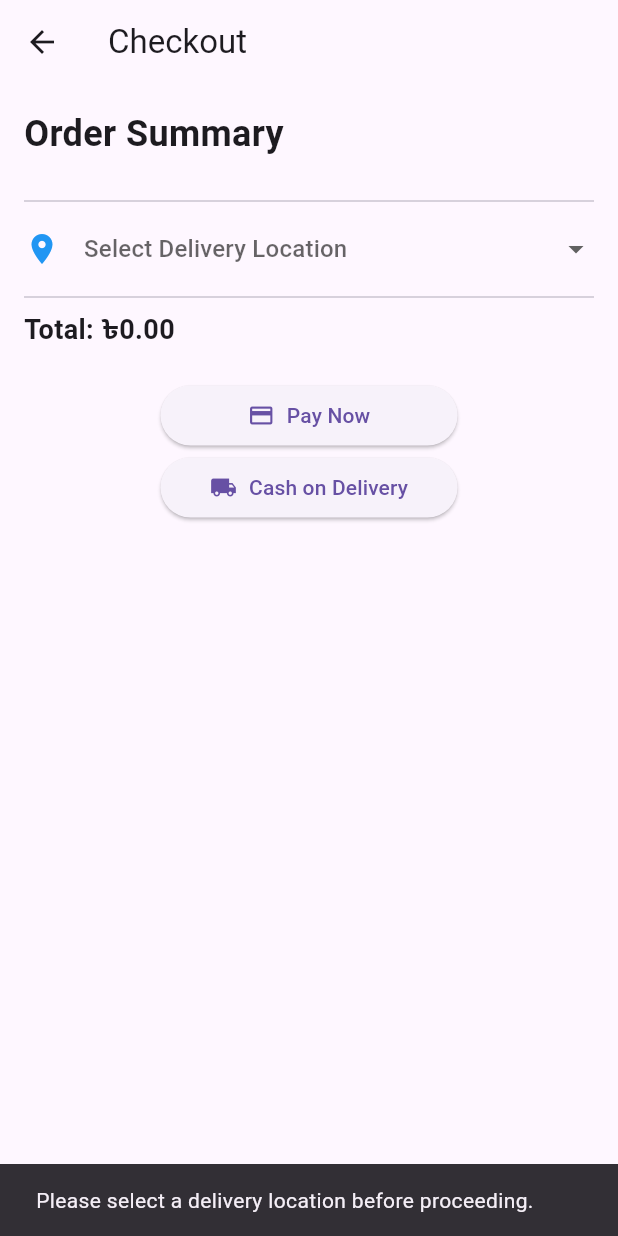
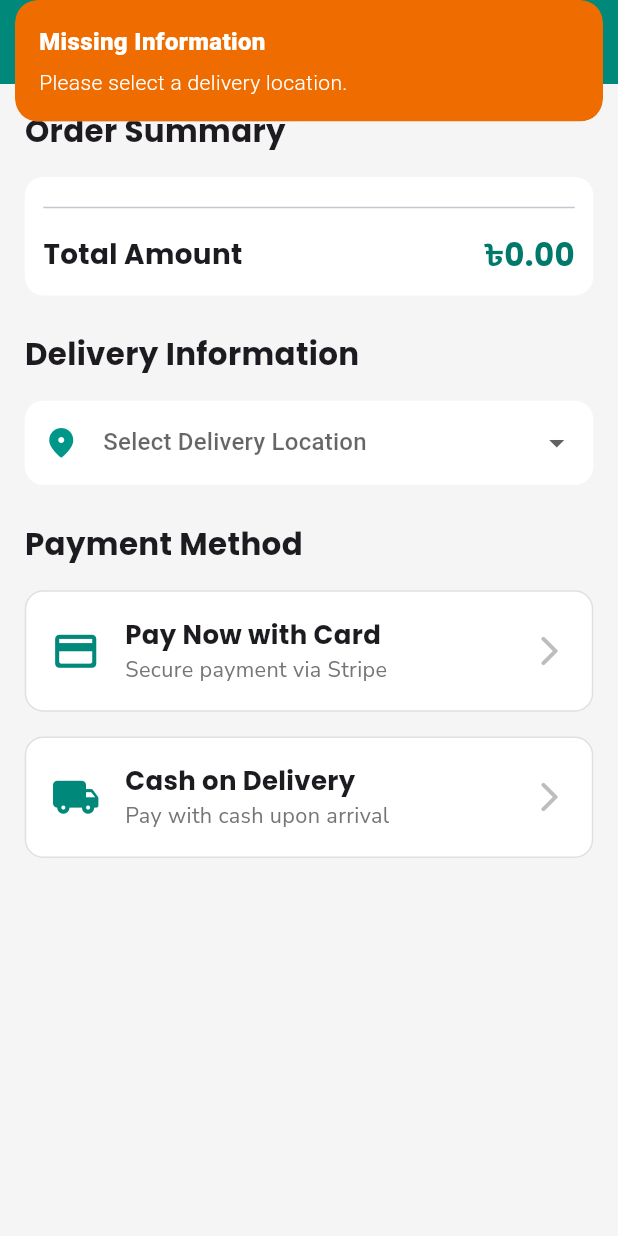
Before and after one commit to Sazidul0/IIUC_Bazaar, a Flutter app: the CheckoutPage screen opened directly with empty values, after a tap on "Cash on Delivery", on a phone screen of 412 x 824 dp. Run offline on Flutter 3.47's test engine with Material 3 defaults, Android fonts, the phone set to English and light mode, and no system bars; our stand-ins replace carousel_slider, cloud_firestore, dio, email_validator, firebase_auth, firebase_core and 9 more; missing offline and left inert: flutter_stripe; accounts and stored records are empty; network calls fail.

Commit message:
Checkout UI updated

```diff
--- a/lib/Pages/Buyer/CheckoutPage.dart
+++ b/lib/Pages/Buyer/CheckoutPage.dart
@@ -1,4 +1,7 @@
+import 'dart:convert';
 import 'package:flutter/material.dart';
+import 'package:get/get.dart';
+import 'package:google_fonts/google_fonts.dart';
 import 'package:firebase_auth/firebase_auth.dart';
 import 'package:iiuc_bazaar/MVVM/Models/orderModel.dart';
 import 'package:iiuc_bazaar/MVVM/Models/cardModel.dart';
@@ -25,6 +28,7 @@ class CheckoutPage extends StatefulWidget {
 }
 
 class _CheckoutPageState extends State<CheckoutPage> {
+  // --- All your original state and logic is preserved ---
   final OrderViewModel _orderViewModel = OrderViewModel();
   final ProductViewModel _productViewModel = ProductViewModel();
   final CartViewModel _cartViewModel = CartViewModel();
@@ -35,123 +39,77 @@ class _CheckoutPageState extends State<CheckoutPage> {
   String? _selectedLocation;
   final List<String> _locations = ['FAZ', 'C Building', 'CX Building', 'CXB Building'];
 
+  // --- All your logic methods are preserved with minor GetX integration for snackbars ---
   Future<void> _initiatePayment() async {
-    if (_auth.currentUser == null || _selectedLocation == null) {
-      ScaffoldMessenger.of(context).showSnackBar(
-        const SnackBar(content: Text("Please select a delivery location before proceeding.")),
-      );
+    if (_validateLocation() == false) return;
+    setState(() => _isProcessing = true);
+    try {
+      bool paymentSuccess = await StripeService.instance.makePayment(widget.totalPrice);
+      if (!paymentSuccess) {
+        Get.snackbar("Payment Failed", "Payment was canceled or failed.");
         return;
       }
-
-    setState(() {
-      _isProcessing = true;
-    });
-
-    try {
-      bool paymentSuccess = await StripeService.instance.makePayment(widget.totalPrice);
-
-      if (!paymentSuccess) {
-        ScaffoldMessenger.of(context).showSnackBar(
-          const SnackBar(content: Text("Payment canceled or failed.")),
-        );
-        return; // 🛑 Stop here — don’t create an order
-      }
-
       await _handleOrderCreation("Payment Successful");
-
       await _notificationViewModel.addNotification(
         userId: _auth.currentUser!.uid,
         title: "Payment Successful",
         message: "Your payment of \৳${widget.totalPrice.toStringAsFixed(2)} was successful.\nDelivery Location: $_selectedLocation",
       );
-
-      ScaffoldMessenger.of(context).showSnackBar(
-        const SnackBar(content: Text("Payment Successful")),
-      );
-
-      Navigator.pushReplacement(
-        context,
-        MaterialPageRoute(builder: (context) => MyBottomNavBar(initialIndex: 0)),
-      );
+      Get.snackbar("Success", "Payment was successful!");
+      Get.offAll(() => MyBottomNavBar(initialIndex: 0));
     } catch (e) {
-      ScaffoldMessenger.of(context).showSnackBar(
-        SnackBar(content: Text("Error processing payment: $e")),
-      );
+      Get.snackbar("Error", "Error processing payment: $e");
     } finally {
-      setState(() {
-        _isProcessing = false;
-      });
+      if (mounted) setState(() => _isProcessing = false);
     }
   }
 
-
   Future<void> _handleCashOnDelivery() async {
-    if (_auth.currentUser == null || _selectedLocation == null) {
-      ScaffoldMessenger.of(context).showSnackBar(
-        const SnackBar(content: Text("Please select a delivery location before proceeding.")),
-      );
-      return;
-    }
-
-    setState(() {
-      _isProcessing = true;
-    });
-
+    if (_validateLocation() == false) return;
+    setState(() => _isProcessing = true);
     try {
       await _handleOrderCreation("Cash on Delivery");
-
       await _notificationViewModel.addNotification(
         userId: _auth.currentUser!.uid,
         title: "Order Placed",
         message: "Order placed successfully with Cash on Delivery.\nDelivery Location: $_selectedLocation. Pending payment \৳${widget.totalPrice.toStringAsFixed(2)}",
       );
-
-      ScaffoldMessenger.of(context).showSnackBar(
-        const SnackBar(content: Text("Order placed with Cash on Delivery")),
-      );
-
-      Navigator.pushReplacement(
-        context,
-        MaterialPageRoute(
-          builder: (context) => MyBottomNavBar(initialIndex: 0),
-        ),
-      );
+      Get.snackbar("Success", "Order placed with Cash on Delivery!");
+      Get.offAll(() => MyBottomNavBar(initialIndex: 0));
     } catch (e) {
-      ScaffoldMessenger.of(context).showSnackBar(
-        SnackBar(content: Text("Error processing order: $e")),
-      );
+      Get.snackbar("Error", "Error processing order: $e");
     } finally {
-      setState(() {
-        _isProcessing = false;
-      });
+      if (mounted) setState(() => _isProcessing = false);
     }
   }
 
+  bool _validateLocation() {
+    if (_auth.currentUser == null) return false;
+    if (_selectedLocation == null) {
+      Get.snackbar("Missing Information", "Please select a delivery location.",
+        backgroundColor: Colors.orange.shade800, colorText: Colors.white,
+      );
+      return false;
+    }
+    return true;
+  }
+
   Future<void> _handleOrderCreation(String paymentType) async {
-    try {
+    // This logic remains unchanged
     for (var product in widget.products) {
       await _createOrder(product, paymentType);
       await _updateProductStock(product);
-        await _cartViewModel.removeFromCart(
-          _auth.currentUser!.uid,
-          product.productId,
-        );
-      }
-    } catch (e) {
-      throw Exception("Error handling order creation: $e");
+      await _cartViewModel.removeFromCart(_auth.currentUser!.uid, product.productId);
     }
   }
 
   Future<void> _createOrder(CartModel product, String paymentType) async {
+    // This logic remains unchanged
     ProductModel? productModel = await _productViewModel.fetchProductById(product.productId);
+    if (productModel == null) throw Exception("Product not found");
 
-    if (productModel == null) {
-      throw Exception("Product not found");
-    }
-
-    String orderId = DateTime.now().millisecondsSinceEpoch.toString();
     OrderModel order = OrderModel(
-      id: orderId,
+      id: DateTime.now().millisecondsSinceEpoch.toString(),
       userId: _auth.currentUser!.uid,
       productId: product.productId,
       quantity: product.quantity,
@@ -160,13 +118,11 @@ class _CheckoutPageState extends State<CheckoutPage> {
       orderDate: DateTime.now(),
       sellerId: productModel.sellerId,
     );
-
     await _orderViewModel.placeOrder(order);
 
-    String notificationMessage =
-    paymentType == "Cash on Delivery"
-        ? "New Cash on Delivery order for ${product.name}.\nDelivery Location: $_selectedLocation. Will pay on hand \৳${widget.totalPrice.toStringAsFixed(2)}"
-        : "You have received a new order for ${product.name}.\nDelivery Location: $_selectedLocation. Paid \৳${widget.totalPrice.toStringAsFixed(2)}";
+    String notificationMessage = paymentType == "Cash on Delivery"
+        ? "New COD order for ${product.name}.\nLocation: $_selectedLocation. Amount: \৳${order.totalPrice.toStringAsFixed(2)}"
+        : "New paid order for ${product.name}.\nLocation: $_selectedLocation. Amount: \৳${order.totalPrice.toStringAsFixed(2)}";
 
     await _notificationViewModel.addNotification(
       userId: productModel.sellerId,
@@ -176,106 +132,187 @@ class _CheckoutPageState extends State<CheckoutPage> {
   }
 
   Future<void> _updateProductStock(CartModel product) async {
-    try {
+    // This logic remains unchanged
     ProductModel? productModel = await _productViewModel.fetchProductById(product.productId);
     if (productModel != null) {
       productModel.quantity -= product.quantity;
       await _productViewModel.updateProduct(productModel);
     }
-    } catch (e) {
-      throw Exception("Error updating product stock: $e");
-    }
   }
 
   @override
   Widget build(BuildContext context) {
+    final double screenWidth = Get.width;
+
     return Scaffold(
-      appBar: AppBar(title: const Text("Checkout")),
-      body: _isProcessing
-          ? const Center(child: CircularProgressIndicator())
-          : Padding(
-        padding: const EdgeInsets.all(16.0),
+      backgroundColor: Colors.grey[100],
+      appBar: AppBar(
+        title: Text("Confirm Your Order", style: GoogleFonts.poppins(fontWeight: FontWeight.w600)),
+        backgroundColor: Colors.teal.shade600,
+        centerTitle: true,
+      ),
+      body: Stack(
+        children: [
+          SingleChildScrollView(
+            padding: EdgeInsets.all(screenWidth * 0.04),
             child: Column(
               crossAxisAlignment: CrossAxisAlignment.start,
               children: [
-            const Text(
-              "Order Summary",
-              style: TextStyle(fontSize: 24, fontWeight: FontWeight.bold),
+                _buildSectionTitle("Order Summary", screenWidth),
+                _buildOrderSummary(screenWidth),
+
+                SizedBox(height: screenWidth * 0.06),
+
+                _buildSectionTitle("Delivery Information", screenWidth),
+                _buildLocationDropdown(screenWidth),
+
+                SizedBox(height: screenWidth * 0.06),
+
+                _buildSectionTitle("Payment Method", screenWidth),
+                _buildPaymentOption(
+                  title: "Pay Now with Card",
+                  subtitle: "Secure payment via Stripe",
+                  icon: Icons.credit_card_rounded,
+                  onTap: _initiatePayment,
+                  screenWidth: screenWidth,
                 ),
-            const SizedBox(height: 20),
-            Column(
-              children: widget.products.map((product) {
-                return ListTile(
-                  title: Text(product.name),
-                  subtitle: Text("Quantity: ${product.quantity}"),
-                  trailing: Text(
-                    "\৳${(product.quantity * product.price).toStringAsFixed(2)}",
+                SizedBox(height: screenWidth * 0.04),
+                _buildPaymentOption(
+                  title: "Cash on Delivery",
+                  subtitle: "Pay with cash upon arrival",
+                  icon: Icons.local_shipping_rounded,
+                  onTap: _handleCashOnDelivery,
+                  screenWidth: screenWidth,
                 ),
-                );
-              }).toList(),
+              ],
             ),
-            const Divider(),
-            DropdownButtonFormField<String>(
-              value: _selectedLocation,
-              hint: const Text("Select Delivery Location"),
-              isExpanded: true,
-              decoration: const InputDecoration(
-                border: InputBorder.none,
-                icon: Icon(Icons.location_on, color: Colors.blue),
           ),
-              items: _locations.map((location) {
-                return DropdownMenuItem<String>(
-                  value: location,
-                  child: Text(location),
-                );
-              }).toList(),
-              onChanged: (value) {
-                setState(() {
-                  _selectedLocation = value;
-                });
-              },
-            ),
-            const Divider(),
-            Text(
-              "Total: \৳${widget.totalPrice.toStringAsFixed(2)}",
-              style: const TextStyle(fontSize: 18, fontWeight: FontWeight.bold),
-            ),
-            const SizedBox(height: 20),
-            Center(
+          // --- Beautiful Loading Overlay ---
+          if (_isProcessing)
+            Container(
+              color: Colors.black.withOpacity(0.5),
+              child: Center(
                 child: Column(
                   mainAxisAlignment: MainAxisAlignment.center,
                   children: [
-                  ElevatedButton(
-                    onPressed: _initiatePayment,
-                    child: const SizedBox(
-                      width: 150,
-                      child: Row(
-                        mainAxisAlignment: MainAxisAlignment.center,
-                        children: [
-                          Icon(Icons.credit_card_outlined),
-                          SizedBox(width: 8),
-                          Text("Pay Now"),
-                        ],
+                    const CircularProgressIndicator(color: Colors.white),
+                    SizedBox(height: screenWidth * 0.05),
+                    Text(
+                      "Processing your order...",
+                      style: GoogleFonts.poppins(color: Colors.white, fontSize: screenWidth * 0.045),
                     ),
-                    ),
-                  ),
-                  ElevatedButton(
-                    onPressed: _handleCashOnDelivery,
-                    child: const SizedBox(
-                      width: 150,
-                      child: Row(
-                        mainAxisAlignment: MainAxisAlignment.center,
-                        children: [
-                          Icon(Icons.local_shipping),
-                          SizedBox(width: 8),
-                          Text("Cash on Delivery"),
                   ],
                 ),
               ),
             ),
         ],
       ),
+    );
+  }
+
+  // --- UI Builder Methods ---
+  Widget _buildSectionTitle(String title, double screenWidth) {
+    return Padding(
+      padding: EdgeInsets.only(bottom: screenWidth * 0.04),
+      child: Text(
+        title,
+        style: GoogleFonts.poppins(fontSize: screenWidth * 0.05, fontWeight: FontWeight.bold),
       ),
+    );
+  }
+
+  Widget _buildOrderSummary(double screenWidth) {
+    return Container(
+      padding: EdgeInsets.all(screenWidth * 0.03),
+      decoration: BoxDecoration(
+        color: Colors.white,
+        borderRadius: BorderRadius.circular(screenWidth * 0.03),
+      ),
+      child: Column(
+        children: [
+          ...widget.products.map((product) {
+            return Padding(
+              padding: EdgeInsets.only(bottom: screenWidth * 0.03),
+              child: Row(
+                children: [
+                  ClipRRect(
+                    borderRadius: BorderRadius.circular(screenWidth * 0.02),
+                    child: Image.memory(base64Decode(product.imageBase64), width: screenWidth * 0.12, height: screenWidth * 0.12, fit: BoxFit.cover),
+                  ),
+                  SizedBox(width: screenWidth * 0.03),
+                  Expanded(
+                    child: Text("${product.name} (x${product.quantity})", style: GoogleFonts.nunitoSans(fontSize: screenWidth * 0.04)),
+                  ),
+                  Text("\৳${(product.quantity * product.price).toStringAsFixed(2)}", style: GoogleFonts.poppins(fontWeight: FontWeight.w600)),
+                ],
+              ),
+            );
+          }).toList(),
+          const Divider(),
+          Padding(
+            padding: EdgeInsets.only(top: screenWidth * 0.02),
+            child: Row(
+              mainAxisAlignment: MainAxisAlignment.spaceBetween,
+              children: [
+                Text("Total Amount", style: GoogleFonts.poppins(fontSize: screenWidth * 0.045, fontWeight: FontWeight.bold)),
+                Text("\৳${widget.totalPrice.toStringAsFixed(2)}", style: GoogleFonts.poppins(fontSize: screenWidth * 0.05, fontWeight: FontWeight.bold, color: Colors.teal.shade700)),
+              ],
+            ),
+          ),
+        ],
+      ),
+    );
+  }
+
+  Widget _buildLocationDropdown(double screenWidth) {
+    return Container(
+      padding: EdgeInsets.symmetric(horizontal: screenWidth * 0.03, vertical: screenWidth * 0.01),
+      decoration: BoxDecoration(
+        color: Colors.white,
+        borderRadius: BorderRadius.circular(screenWidth * 0.03),
+      ),
+      child: DropdownButtonFormField<String>(
+        value: _selectedLocation,
+        hint: const Text("Select Delivery Location"),
+        isExpanded: true,
+        decoration: const InputDecoration(border: InputBorder.none, icon: Icon(Icons.location_on_rounded, color: Colors.teal)),
+        items: _locations.map((location) => DropdownMenuItem<String>(value: location, child: Text(location, style: GoogleFonts.nunitoSans()))).toList(),
+        onChanged: (value) => setState(() => _selectedLocation = value),
+      ),
+    );
+  }
+
+  Widget _buildPaymentOption({
+    required String title,
+    required String subtitle,
+    required IconData icon,
+    required VoidCallback onTap,
+    required double screenWidth,
+  }) {
+    return InkWell(
+      onTap: onTap,
+      borderRadius: BorderRadius.circular(screenWidth * 0.03),
+      child: Container(
+        padding: EdgeInsets.all(screenWidth * 0.04),
+        decoration: BoxDecoration(
+          color: Colors.white,
+          borderRadius: BorderRadius.circular(screenWidth * 0.03),
+          border: Border.all(color: Colors.grey.shade300),
+        ),
+        child: Row(
+          children: [
+            Icon(icon, size: screenWidth * 0.08, color: Colors.teal.shade600),
+            SizedBox(width: screenWidth * 0.04),
+            Expanded(
+              child: Column(
+                crossAxisAlignment: CrossAxisAlignment.start,
+                children: [
+                  Text(title, style: GoogleFonts.poppins(fontSize: screenWidth * 0.042, fontWeight: FontWeight.bold)),
+                  Text(subtitle, style: GoogleFonts.nunitoSans(fontSize: screenWidth * 0.035, color: Colors.grey.shade600)),
+                ],
+              ),
+            ),
+            Icon(Icons.arrow_forward_ios_rounded, color: Colors.grey.shade400),
           ],
         ),
       ),
```
Lines whose indentation alone changed are shown as unchanged.
